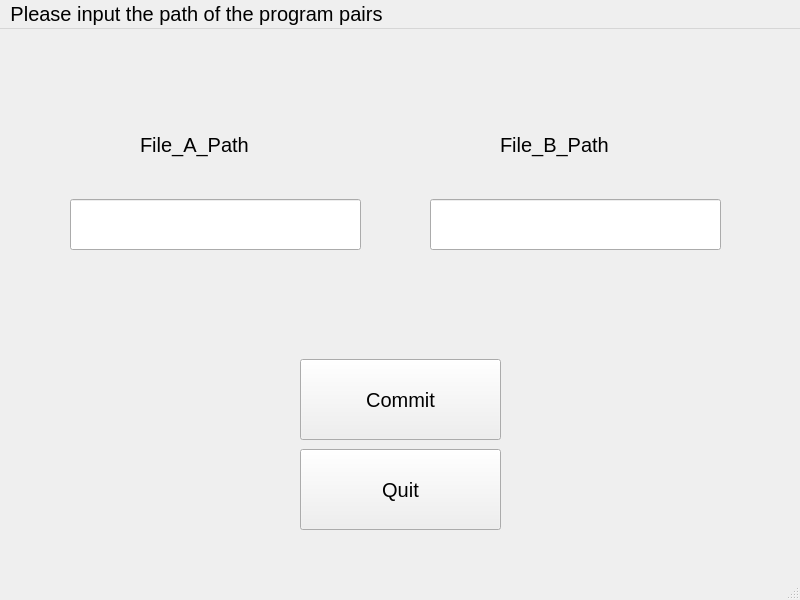
Above: mainwindow.ui from NJU201220184/SE_Lab_5 before the change. Below: the same form after it.
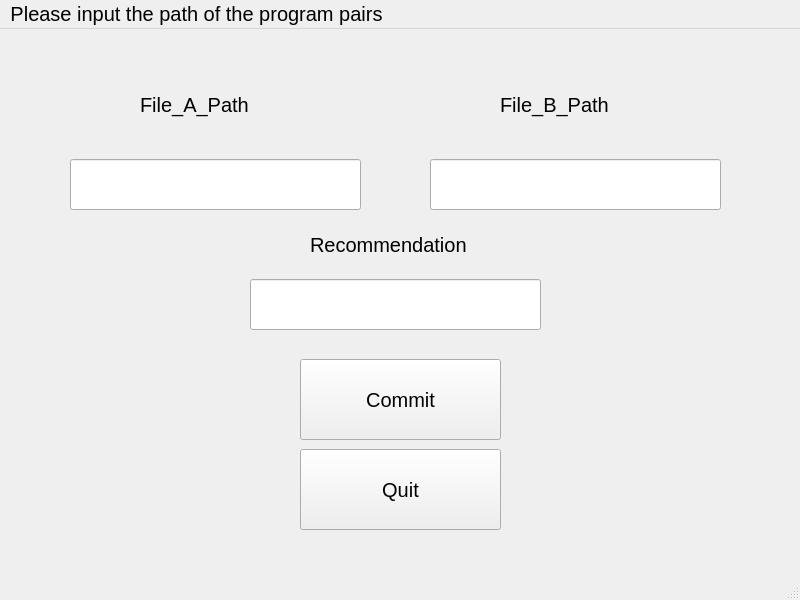
That is the form after the change.

Diff of the .ui file:
```diff
--- a/mainwindow.ui
+++ b/mainwindow.ui
@@ -59,7 +59,7 @@
     <property name="geometry">
      <rect>
       <x>70</x>
-      <y>170</y>
+      <y>130</y>
       <width>291</width>
       <height>51</height>
      </rect>
@@ -69,7 +69,7 @@
     <property name="geometry">
      <rect>
       <x>430</x>
-      <y>170</y>
+      <y>130</y>
       <width>291</width>
       <height>51</height>
      </rect>
@@ -79,7 +79,7 @@
     <property name="geometry">
      <rect>
       <x>140</x>
-      <y>90</y>
+      <y>50</y>
       <width>181</width>
       <height>51</height>
      </rect>
@@ -92,7 +92,7 @@
     <property name="geometry">
      <rect>
       <x>500</x>
-      <y>90</y>
+      <y>50</y>
       <width>181</width>
       <height>51</height>
      </rect>
@@ -101,6 +101,29 @@
      <string>File_B_Path</string>
     </property>
    </widget>
+   <widget class="QLineEdit" name="Recommendation">
+    <property name="geometry">
+     <rect>
+      <x>250</x>
+      <y>250</y>
+      <width>291</width>
+      <height>51</height>
+     </rect>
+    </property>
+   </widget>
+   <widget class="QLabel" name="label_3">
+    <property name="geometry">
+     <rect>
+      <x>310</x>
+      <y>190</y>
+      <width>181</width>
+      <height>51</height>
+     </rect>
+    </property>
+    <property name="text">
+     <string>Recommendation</string>
+    </property>
+   </widget>
   </widget>
   <widget class="QMenuBar" name="menubar">
    <property name="geometry">
```
